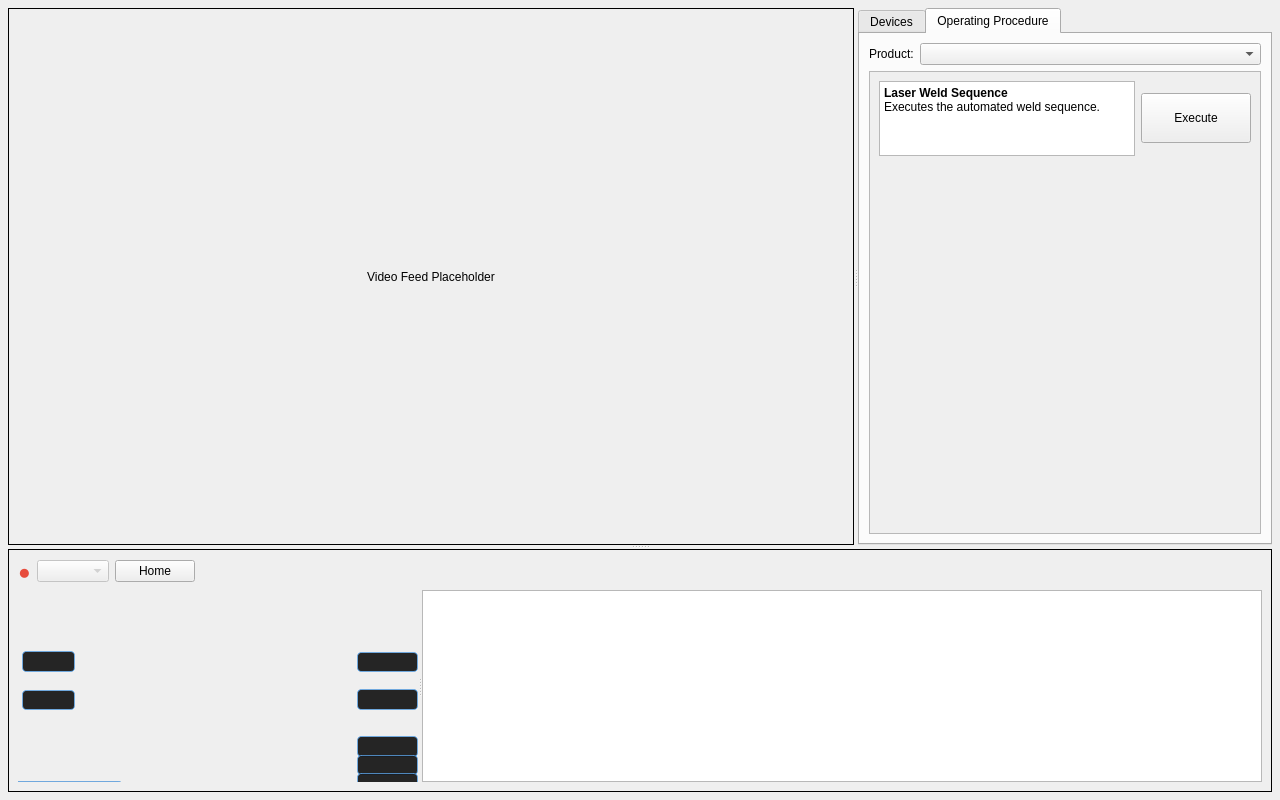
This is mainwindow.ui in ahrgm5/VIRTINSTGUI as Qt 5 draws it before an edit. The edited form follows.
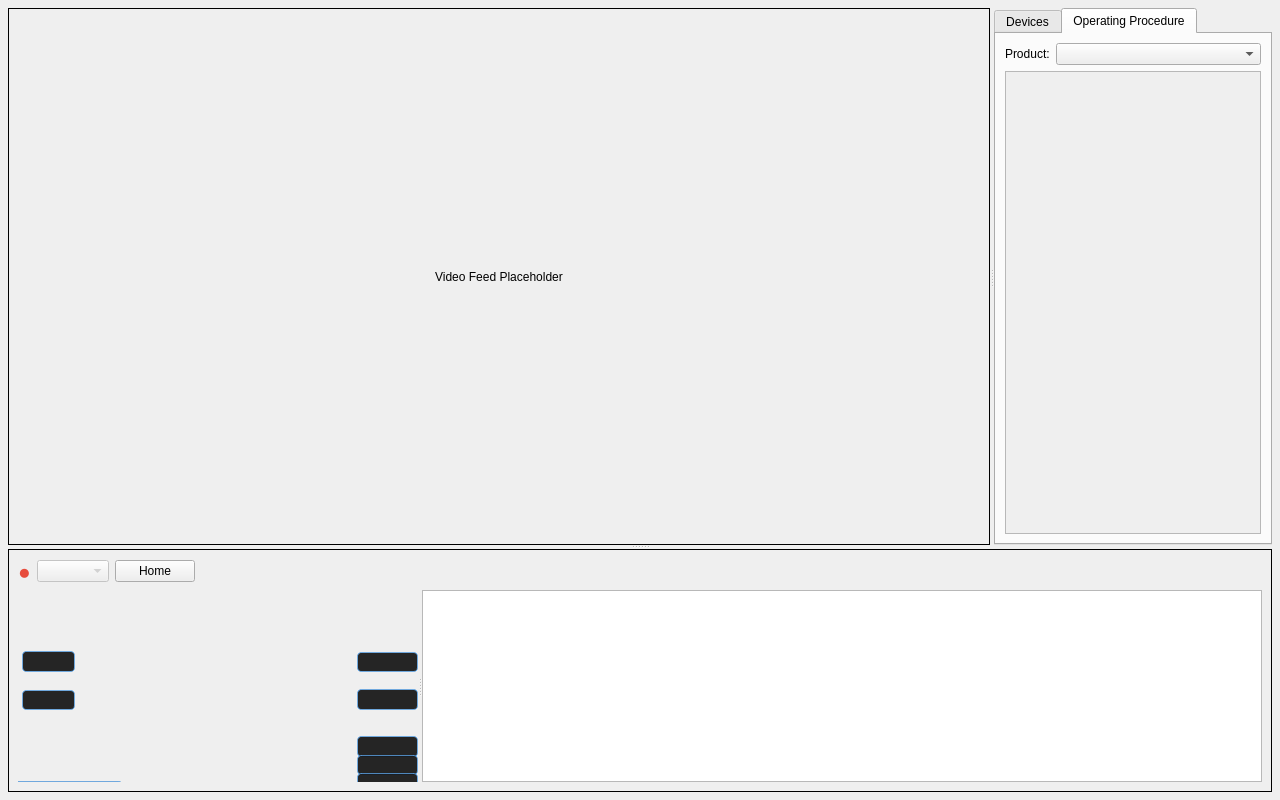
This is the edited form. The open tabs and pages were chosen to show the change. Icons and pictures are not drawn.

```diff
--- a/mainwindow.ui
+++ b/mainwindow.ui
@@ -167,51 +167,11 @@
               <rect>
                <x>0</x>
                <y>0</y>
-               <width>380</width>
-               <height>106</height>
+               <width>397</width>
+               <height>425</height>
               </rect>
              </property>
              <layout class="QVBoxLayout" name="verticalLayout_ProcedureSteps">
-              <item>
-               <layout class="QHBoxLayout" name="horizontalLayout_Step1">
-                <item>
-                 <widget class="QTextEdit" name="textEditStep1">
-                  <property name="maximumSize">
-                   <size>
-                    <width>16777215</width>
-                    <height>75</height>
-                   </size>
-                  </property>
-                  <property name="readOnly">
-                   <bool>true</bool>
-                  </property>
-                  <property name="html">
-                   <string>&lt;!DOCTYPE HTML PUBLIC &quot;-//W3C//DTD HTML 4.0//EN&quot; &quot;http://www.w3.org/TR/REC-html40/strict.dtd&quot;&gt;
-&lt;html&gt;&lt;head&gt;&lt;meta name=&quot;qrichtext&quot; content=&quot;1&quot; /&gt;&lt;meta charset=&quot;utf-8&quot; /&gt;&lt;style type=&quot;text/css&quot;&gt;
-p, li { white-space: pre-wrap; }
-hr { height: 1px; border-width: 0; }
-li.unchecked::marker { content: &quot;\2610&quot;; }
-li.checked::marker { content: &quot;\2612&quot;; }
-&lt;/style&gt;&lt;/head&gt;&lt;body style=&quot; font-family:'Segoe UI'; font-size:9pt; font-weight:400; font-style:normal;&quot;&gt;
-&lt;p style=&quot; margin-top:12px; margin-bottom:12px; margin-left:0px; margin-right:0px; -qt-block-indent:0; text-indent:0px;&quot;&gt;&lt;span style=&quot; font-weight:700;&quot;&gt;Laser Weld Sequence&lt;/span&gt;&lt;br /&gt;Executes the automated weld sequence.&lt;/p&gt;&lt;/body&gt;&lt;/html&gt;</string>
-                  </property>
-                 </widget>
-                </item>
-                <item>
-                 <widget class="QPushButton" name="btnExecuteSequence">
-                  <property name="minimumSize">
-                   <size>
-                    <width>110</width>
-                    <height>50</height>
-                   </size>
-                  </property>
-                  <property name="text">
-                   <string>Execute</string>
-                  </property>
-                 </widget>
-                </item>
-               </layout>
-              </item>
               <item>
                <spacer name="verticalSpacerProcedure">
                 <property name="orientation">
```
Left out of the diff: 4 changed lines with no effect on the pictures.
